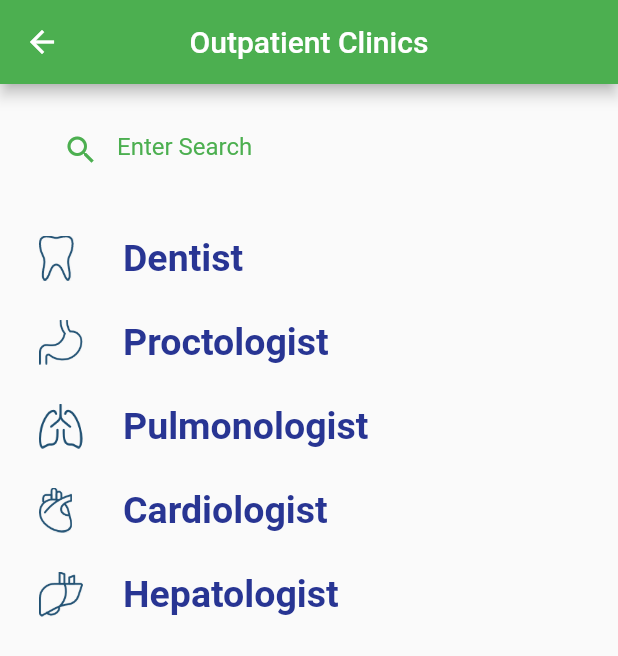
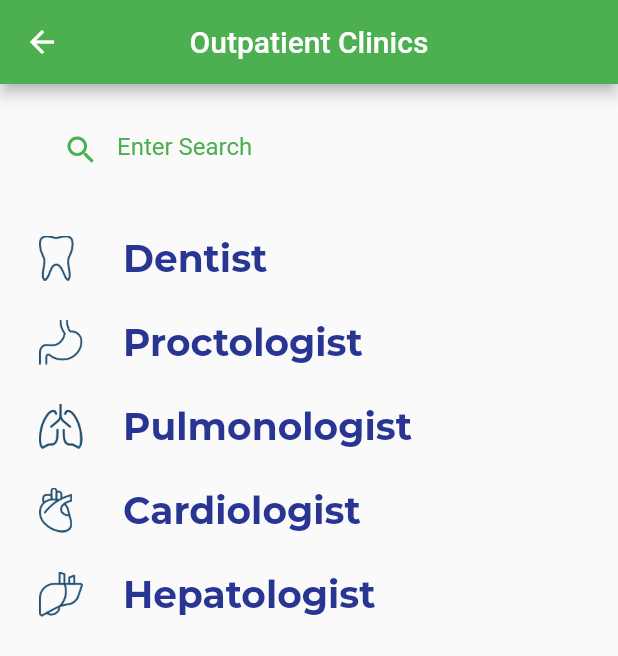
Before and after one commit to Khalidm98/Treat-Min, a Flutter app: the TabsScreen screen opened by its route, after a tap on "Outpatient Clinic", on a phone screen of 412 x 824 dp. Shown: the top 656 px of the screen. Run offline on Flutter 3.47's test engine with Material 2 defaults, Android fonts, the phone set to English and light mode, and no system bars; our stand-ins replace carousel_slider, toggle_switch; missing offline and left inert: custom_switch_button; project files that could hold a hidden picture were left out.

Commit message:
Added all changes

```diff
--- a/lib/screens/account_screen.dart
+++ b/lib/screens/account_screen.dart
@@ -3,14 +3,12 @@ import 'package:flutter/material.dart';
 class AccountScreen extends StatelessWidget {
   @override
   Widget build(BuildContext context) {
-    return Container(
-      margin: EdgeInsets.fromLTRB(20, 0, 20, 20),
+    return SafeArea(
       child: SingleChildScrollView(
         child: Column(
           children: <Widget>[
-            Padding(
-              padding: const EdgeInsets.only(top: 10),
-              child: Container(
+            Container(
+              margin: const EdgeInsets.symmetric(vertical: 20),
               height: 120,
               width: 120,
               child: CircleAvatar(
@@ -25,7 +23,6 @@ class AccountScreen extends StatelessWidget {
                       Icons.photo_camera,
                       color: Colors.white,
                       size: 20,
-                      ),
                     ),
                   ),
                 ),
@@ -46,6 +43,7 @@ class AccountScreen extends StatelessWidget {
             ListTile(
               leading: Icon(
                 Icons.account_circle,
+                size: 35,
               ),
               title: Text('Name',
                   style: TextStyle(
@@ -61,16 +59,17 @@ class AccountScreen extends StatelessWidget {
                 color: Colors.teal[800],
               ),
             ),
-            SizedBox(
-              width: 300,
+            Divider(
+              color: Colors.black,
+              indent: 40,
+              endIndent: 40,
               height: 0,
-              child: Divider(
-                color: Colors.black,
-                //indent: 200,
-              ),
             ),
             ListTile(
-              leading: Icon(Icons.date_range),
+              leading: Icon(
+                Icons.date_range,
+                size: 35,
+              ),
               trailing: Icon(
                 Icons.edit,
                 color: Colors.teal[800],
@@ -85,16 +84,17 @@ class AccountScreen extends StatelessWidget {
                   style: TextStyle(
                       fontWeight: FontWeight.bold, fontFamily: 'Montserrat')),
             ),
-            SizedBox(
-              width: 300,
+            Divider(
+              color: Colors.black,
+              indent: 40,
+              endIndent: 40,
               height: 0,
-              child: Divider(
-                color: Colors.black,
-                //indent: 200,
-              ),
             ),
             ListTile(
-              leading: Icon(Icons.phone_android),
+              leading: Icon(
+                Icons.phone_android,
+                size: 35,
+              ),
               trailing: Icon(
                 Icons.edit,
                 color: Colors.teal[800],
@@ -109,23 +109,27 @@ class AccountScreen extends StatelessWidget {
                   style: TextStyle(
                       fontWeight: FontWeight.bold, fontFamily: 'Montserrat')),
             ),
-            Text(
+            Container(
+              margin: EdgeInsets.symmetric(vertical: 10, horizontal: 25),
+              width: double.infinity,
+              child: Text(
                 'Health Condition',
                 style: TextStyle(
                     fontWeight: FontWeight.bold,
-                  fontSize: 35,
+                    fontSize: 25,
                     color: Colors.teal[800],
                     fontFamily: 'Montserrat'),
+                textAlign: TextAlign.left,
+              ),
             ),
             Card(
-              //color: Colors.grey[300],
               shadowColor: Colors.blueGrey,
               child: Padding(
-                padding: const EdgeInsets.all(10.0),
+                padding: const EdgeInsets.all(15.0),
                 child: Text(
                   'Hello Mohamed,You are 28 years old.\nYour pressure is good. It\'s 80/120.\n'
                   'Your fat is 7%.\nYour blood sugar level is usual.\nYour last PCR test '
-                  'in 1/12/2020 was negative.\nTreat-Min wish you a good health always.\n',
+                  'in 1/12/2020 was negative.\nTreat-Min wish you a good health always.',
                   style: TextStyle(
                     fontSize: 15,
                     color: Colors.teal[800],
--- a/lib/screens/select_screen.dart
+++ b/lib/screens/select_screen.dart
@@ -1,30 +1,27 @@
 import 'package:flutter/material.dart';
+import 'package:treat_min/screens/available_screen.dart';
 
 class SelectScreen extends StatelessWidget {
   static const routeName = '/select';
 
   @override
   Widget build(BuildContext context) {
-    return MaterialApp(
-      debugShowCheckedModeBanner: false,
-      theme: ThemeData(
-        primarySwatch: Colors.green,
-        accentColor: Colors.indigo,
-        visualDensity: VisualDensity.adaptivePlatformDensity,
-      ),
-      home: Scaffold(
+    return Scaffold(
       appBar: AppBar(
           title: Text('Outpatient Clinics'),
           centerTitle: true,
           automaticallyImplyLeading: true,
           leading: IconButton(
             icon: Icon(Icons.arrow_back),
-              onPressed: (){Navigator.of(context).pop();},
-            )
-        ),
+            onPressed: () {
+              Navigator.of(context).pop();
+            },
+          )),
       body: Column(
         children: [
-            SizedBox(height: 20,),
+          SizedBox(
+            height: 20,
+          ),
           Container(
             child: TextField(
               decoration: InputDecoration(
@@ -36,7 +33,9 @@ class SelectScreen extends StatelessWidget {
             ),
             margin: EdgeInsets.only(left: 30, right: 30),
           ),
-            SizedBox(height: 20,),
+          SizedBox(
+            height: 20,
+          ),
           Container(
             child: AddingListView(),
             height: 500,
@@ -44,37 +43,38 @@ class SelectScreen extends StatelessWidget {
           ),
         ],
       ),
-      ),
     );
   }
+}
 
-}
-class AddingListView extends StatelessWidget{
+class AddingListView extends StatelessWidget {
   final List<Map<String, String>> clinics = [
-    {'name': 'Dentist', 'icon': 'assets/icons/tooth.png'},
+    {'name': 'Dentist', 'icon': 'assets/icons/tooth_outlined.png'},
     {'name': 'Proctologist', 'icon': 'assets/icons/stomach.png'},
     {'name': 'Pulmonologist', 'icon': 'assets/icons/lungs.png'},
     {'name': 'Cardiologist', 'icon': 'assets/icons/heart.png'},
     {'name': 'Hepatologist', 'icon': 'assets/icons/liver.png'},
-
   ];
   @override
   Widget build(BuildContext context) {
     return ListView.builder(
-      itemBuilder: (ctx, index){
+      itemBuilder: (ctx, index) {
         return ListTile(
           leading: Image.asset(clinics[index]['icon'], height: 30),
           title: Text(clinics[index]['name'],
               style: TextStyle(
                 color: Colors.indigo[800],
-                fontWeight:FontWeight.bold,
+                fontWeight: FontWeight.bold,
                 fontSize: 25,
-              )
-          ),
+                fontFamily: 'Montserrat',
+              )),
+          onTap: () {
+            Navigator.of(context).pushNamed(AvailableScreen.routeName,
+                arguments: clinics[index]);
+          },
         );
       },
       itemCount: clinics.length,
     );
   }
-
 }
--- a/lib/screens/tabs_screen.dart
+++ b/lib/screens/tabs_screen.dart
@@ -1,6 +1,5 @@
 import 'package:flutter/material.dart';
 import 'package:carousel_slider/carousel_slider.dart';
-
 import './account_screen.dart';
 import './browse_screen.dart';
 import './main_screen.dart';
@@ -22,25 +21,6 @@ class _TabsScreenState extends State<TabsScreen> {
   @override
   Widget build(BuildContext context) {
     return Scaffold(
-      body: SafeArea(
-        child: CarouselSlider(
-          carouselController: _slider,
-          options: CarouselOptions(
-            height: double.infinity,
-            initialPage: _currentIndex,
-            viewportFraction: 1,
-            enlargeCenterPage: true,
-            enableInfiniteScroll: false,
-            onPageChanged: (index, _) {
-              setState(() => _currentIndex = index);
-            },
-          ),
-          items: [
-            MainScreen(),
-            BrowseScreen(),
-            SettingsScreen(),
-            AccountScreen(),
-          ],
       body: CarouselSlider(
         carouselController: _slider,
         options: CarouselOptions(
@@ -59,6 +39,12 @@ class _TabsScreenState extends State<TabsScreen> {
             }
           },
         ),
+        items: [
+          MainScreen(),
+          BrowseScreen(),
+          SettingsScreen(),
+          AccountScreen(),
+        ],
       ),
       bottomNavigationBar: NavigationBar(
         index: _currentIndex,
--- a/lib/widgets/app_raised_button.dart
+++ b/lib/widgets/app_raised_button.dart
@@ -34,6 +34,7 @@ class AppRaisedButton extends StatelessWidget {
           style: const TextStyle(
             color: Colors.white,
             fontWeight: FontWeight.bold,
+            fontFamily: 'Montserrat',
           ),
         ),
       ),
--- a/lib/widgets/modal_sheet_list_tile.dart
+++ b/lib/widgets/modal_sheet_list_tile.dart
@@ -48,11 +48,11 @@ class _ModalSheetListTileState extends State<ModalSheetListTile> {
             borderRadius: BorderRadius.circular(20),
           ),
           child: CustomSwitchButton(
-            checked: widget.value,
+            checked: this.val,
             unCheckedColor: Color(0xff56c596),
             checkedColor: Colors.white,
             animationDuration: Duration(milliseconds: 200),
-            backgroundColor: widget.value ? Color(0xff56c596) : Colors.white,
+            backgroundColor: this.val ? Color(0xff56c596) : Colors.white,
           ),
         ),
       ),
```
Also changed, not shown: lib/screens/available_screen.dart (+25 -20 lines), lib/widgets/doctor_card.dart (+17 -14 lines), assets/icons/tooth_filled.png (renamed from assets/icons/Tooth.png), assets/icons/tooth_outlined.png (renamed from assets/icons/tooth.png). Lines whose indentation alone changed are shown as unchanged.
